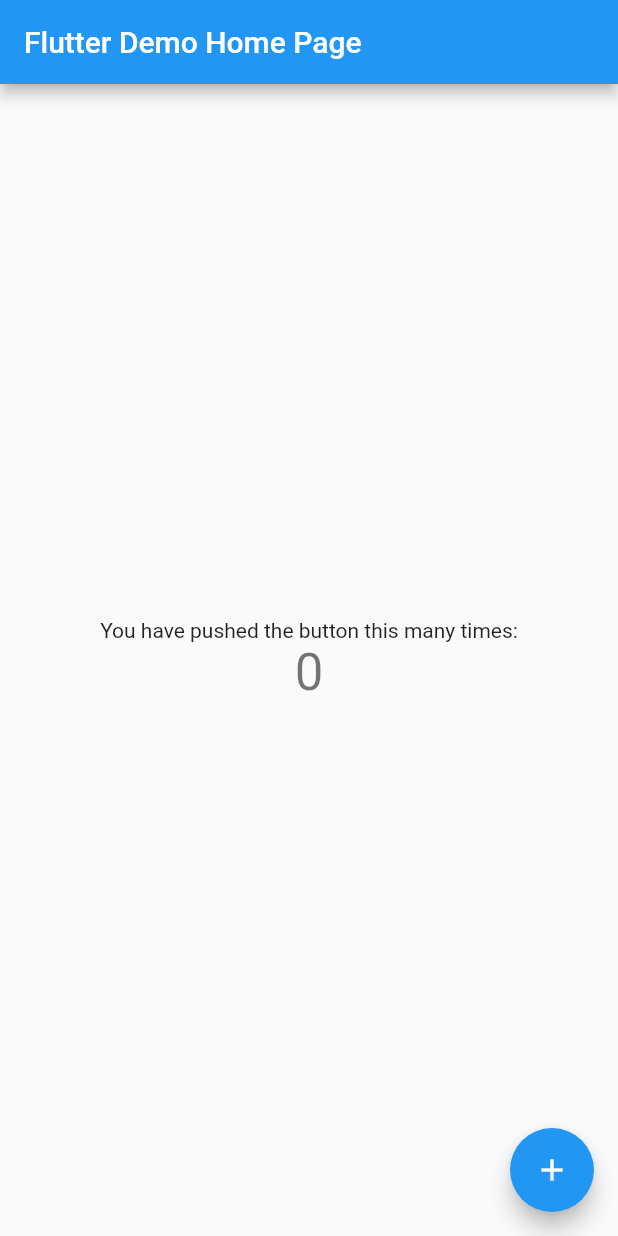
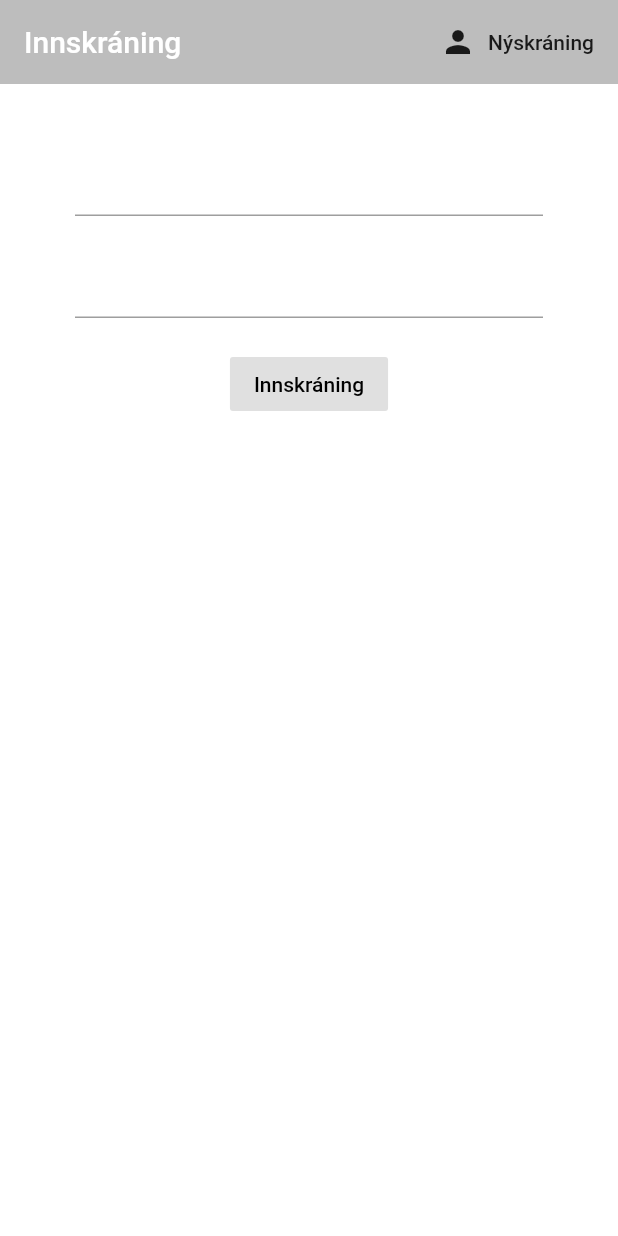
Before and after one commit to Stefant17/Koli, a Flutter app: the screen it shows after launch, on a phone screen of 412 x 824 dp. Run offline on Flutter 3.47's test engine with Material 2 defaults, Android fonts, the phone set to English and light mode, and no system bars; our stand-ins replace firebase_auth; accounts and stored records are empty.

Commit message:
sign up, sign in and sign out is complete

```diff
--- a/lib/main.dart
+++ b/lib/main.dart
@@ -1,4 +1,8 @@
 import 'package:flutter/material.dart';
+import 'package:koli/models/user.dart';
+import 'package:koli/screens/wrapper.dart';
+import 'package:koli/services/authService.dart';
+import 'package:provider/provider.dart';
 
 void main() => runApp(MyApp());
 
@@ -6,106 +10,11 @@ class MyApp extends StatelessWidget {
   // This widget is the root of your application.
   @override
   Widget build(BuildContext context) {
-    return MaterialApp(
-      title: 'Flutter Demo',
-      theme: ThemeData(
-        // This is the theme of your application.
-        //
-        // Try running your application with "flutter run". You'll see the
-        // application has a blue toolbar. Then, without quitting the app, try
-        // changing the primarySwatch below to Colors.green and then invoke
-        // "hot reload" (press "r" in the console where you ran "flutter run",
-        // or simply save your changes to "hot reload" in a Flutter IDE).
-        // Notice that the counter didn't reset back to zero; the application
-        // is not restarted.
-        primarySwatch: Colors.blue,
+    return StreamProvider<User>.value(
+      value: AuthService().user,
+      child: MaterialApp(
+        home: Wrapper(),
       ),
-      home: MyHomePage(title: 'Flutter Demo Home Page'),
     );
   }
 }
-
-class MyHomePage extends StatefulWidget {
-  MyHomePage({Key key, this.title}) : super(key: key);
-
-  // This widget is the home page of your application. It is stateful, meaning
-  // that it has a State object (defined below) that contains fields that affect
-  // how it looks.
-
-  // This class is the configuration for the state. It holds the values (in this
-  // case the title) provided by the parent (in this case the App widget) and
-  // used by the build method of the State. Fields in a Widget subclass are
-  // always marked "final".
-
-  final String title;
-
-  @override
-  _MyHomePageState createState() => _MyHomePageState();
-}
-
-class _MyHomePageState extends State<MyHomePage> {
-  int _counter = 0;
-
-  void _incrementCounter() {
-    setState(() {
-      // This call to setState tells the Flutter framework that something has
-      // changed in this State, which causes it to rerun the build method below
-      // so that the display can reflect the updated values. If we changed
-      // _counter without calling setState(), then the build method would not be
-      // called again, and so nothing would appear to happen.
-      _counter++;
-    });
-  }
-
-  @override
-  Widget build(BuildContext context) {
-    // This method is rerun every time setState is called, for instance as done
-    // by the _incrementCounter method above.
-    //
-    // The Flutter framework has been optimized to make rerunning build methods
-    // fast, so that you can just rebuild anything that needs updating rather
-    // than having to individually change instances of widgets.
-    return Scaffold(
-      appBar: AppBar(
-        // Here we take the value from the MyHomePage object that was created by
-        // the App.build method, and use it to set our appbar title.
-        title: Text(widget.title),
-      ),
-      body: Center(
-        // Center is a layout widget. It takes a single child and positions it
-        // in the middle of the parent.
-        child: Column(
-          // Column is also a layout widget. It takes a list of children and
-          // arranges them vertically. By default, it sizes itself to fit its
-          // children horizontally, and tries to be as tall as its parent.
-          //
-          // Invoke "debug painting" (press "p" in the console, choose the
-          // "Toggle Debug Paint" action from the Flutter Inspector in Android
-          // Studio, or the "Toggle Debug Paint" command in Visual Studio Code)
-          // to see the wireframe for each widget.
-          //
-          // Column has various properties to control how it sizes itself and
-          // how it positions its children. Here we use mainAxisAlignment to
-          // center the children vertically; the main axis here is the vertical
-          // axis because Columns are vertical (the cross axis would be
-          // horizontal).
-          mainAxisAlignment: MainAxisAlignment.center,
-          children: <Widget>[
-            Text(
-              'You have pushed the button this many times:',
-            ),
-            Text(
-              '$_counter',
-              style: Theme.of(context).textTheme.display1,
-            ),
-          ],
-        ),
-      ),
-      floatingActionButton: FloatingActionButton(
-        onPressed: _incrementCounter,
-        tooltip: 'Increment',
-        child: Icon(Icons.add),
-      ), // This trailing comma makes auto-formatting nicer for build methods.
-    );
-  }
-}
--- /dev/null
+++ b/lib/models/user.dart
@@ -0,0 +1,5 @@
+class User {
+  final String uid;
+
+  User({ this.uid, });
+}
--- /dev/null
+++ b/lib/screens/authenticate/authenticate.dart
@@ -0,0 +1,28 @@
+import 'package:flutter/material.dart';
+import 'package:koli/screens/authenticate/register.dart';
+import 'package:koli/screens/authenticate/sign_in.dart';
+
+class Authenticate extends StatefulWidget {
+  @override
+  _AuthenticateState createState() => _AuthenticateState();
+}
+
+class _AuthenticateState extends State<Authenticate> {
+  bool showSignIn = true;
+  void toggleView() {
+    setState(() => showSignIn = !showSignIn);
+  }
+
+  @override
+  Widget build(BuildContext context) {
+    if(showSignIn) {
+      return Container(
+        child: SignIn(toggleView: toggleView),
+      );
+    } else {
+      return Container(
+        child: Register(toggleView: toggleView),
+      );
+    }
+  }
+}
--- /dev/null
+++ b/lib/screens/authenticate/sign_in.dart
@@ -0,0 +1,81 @@
+import 'package:flutter/material.dart';
+import 'package:koli/services/authService.dart';
+
+class SignIn extends StatefulWidget {
+  final Function toggleView;
+  SignIn({ this.toggleView });
+
+  @override
+  _SignInState createState() => _SignInState();
+}
+
+class _SignInState extends State<SignIn> {
+  final AuthService _auth = AuthService();
+
+  String email = '';
+  String password = '';
+
+  @override
+  Widget build(BuildContext context) {
+    return Scaffold(
+      backgroundColor: Colors.white,
+      appBar: AppBar(
+        backgroundColor: Colors.grey[400],
+        elevation: 0.0,
+        title: Text('Innskráning'),
+        actions: <Widget> [
+          FlatButton.icon(
+            icon: Icon(Icons.person),
+            label: Text('Nýskráning'),
+            onPressed: () {
+              widget.toggleView();
+            },
+          ),
+        ],
+      ),
+
+      body: Container(
+        padding: EdgeInsets.symmetric(vertical: 20.0, horizontal: 50.0),
+        child: Form(
+          child: Column(
+            children: <Widget> [
+              SizedBox(height: 20.0),
+              TextFormField(
+                onChanged: (val) {
+                  setState(() => email = val);
+                }
+              ),
+
+              SizedBox(height: 20.0),
+              TextFormField(
+                obscureText: true,
+                onChanged: (val) {
+                  setState(() => password = val);
+                }
+              ),
+
+              SizedBox(height: 20.0),
+              RaisedButton(
+                color: Colors.grey[300],
+                elevation: 0.0,
+                child: Text(
+                  'Innskráning',
+                  style: TextStyle(color: Colors.black),
+                ),
+                onPressed: () async {
+                  dynamic result = await _auth.signInEmail(email, password);
+                  if(result == null) {
+                    print('sign in error!');
+                  } else {
+                    print('user signed in');
+                    print(result.uid);
+                  }
+                },
+              ),
+            ],
+          ),
+        )
+      ),
+    );
+  }
+}
--- /dev/null
+++ b/lib/screens/wrapper.dart
@@ -0,0 +1,18 @@
+import 'package:flutter/material.dart';
+import 'package:koli/models/user.dart';
+import 'package:koli/screens/authenticate/authenticate.dart';
+import 'package:koli/screens/home/home.dart';
+import 'package:provider/provider.dart';
+
+class Wrapper extends StatelessWidget {
+  @override
+  Widget build(BuildContext context) {
+    final user = Provider.of<User>(context);
+
+    if(user == null) {
+      return Authenticate();
+    } else {
+      return Home();
+    }
+  }
+}
--- a/pubspec.yaml
+++ b/pubspec.yaml
@@ -23,6 +23,9 @@ dependencies:
   # The following adds the Cupertino Icons font to your application.
   # Use with the CupertinoIcons class for iOS style icons.
   cupertino_icons: ^0.1.2
+  firebase_auth: ^0.14.0+5
+  cloud_firestore: ^0.12.9+4
+  provider: ^3.1.0
 
 dev_dependencies:
   flutter_test:
```
Also changed, not shown: lib/screens/authenticate/register.dart (added, +88 -0 lines), lib/screens/home/home.dart (added, +48 -0 lines), lib/services/authService.dart (added, +52 -0 lines), pubspec.lock, 4 other files.
